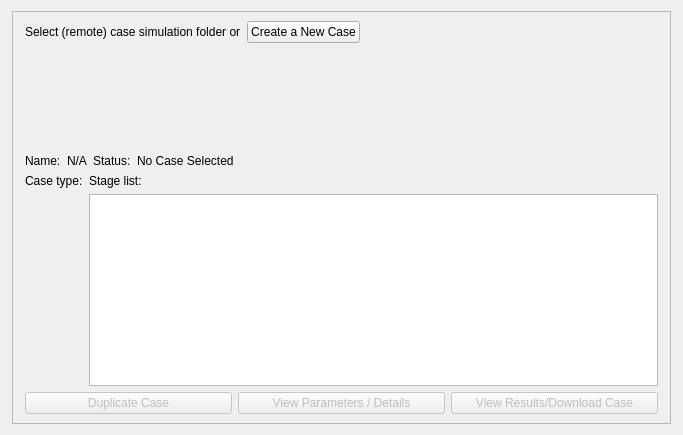
Above: cwe_guiWidgets/cwe_manage_simulation.ui from NHERI-SimCenter/CWE-Simulation-Tool before the change. Below: the same form after it.
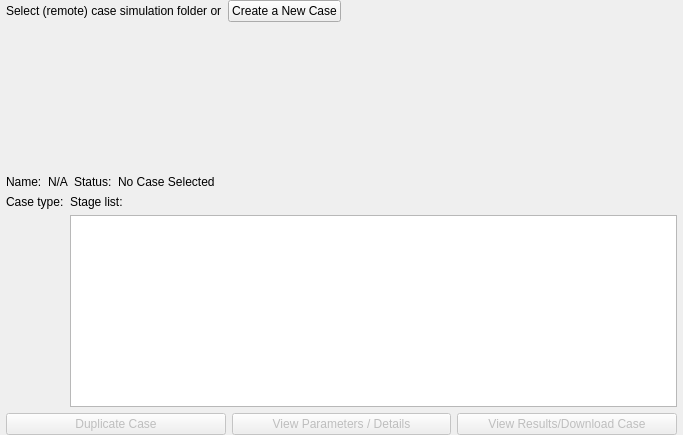
That is the form after the change. Icons and pictures are not drawn. Custom widgets are drawn as their Qt base class.

The edit to the form file:
```diff
--- a/cwe_guiWidgets/cwe_manage_simulation.ui
+++ b/cwe_guiWidgets/cwe_manage_simulation.ui
@@ -50,28 +50,40 @@
   </property>
   <layout class="QGridLayout" name="gridLayout">
    <property name="leftMargin">
-    <number>12</number>
+    <number>0</number>
+   </property>
+   <property name="topMargin">
+    <number>0</number>
    </property>
    <property name="rightMargin">
-    <number>12</number>
+    <number>0</number>
+   </property>
+   <property name="bottomMargin">
+    <number>0</number>
    </property>
    <property name="verticalSpacing">
-    <number>6</number>
+    <number>-1</number>
    </property>
-   <item row="0" column="0" colspan="2">
+   <item row="0" column="0">
     <widget class="QFrame" name="frame_2">
      <property name="frameShape">
-      <enum>QFrame::StyledPanel</enum>
+      <enum>QFrame::NoFrame</enum>
      </property>
      <property name="frameShadow">
-      <enum>QFrame::Raised</enum>
+      <enum>QFrame::Plain</enum>
      </property>
      <layout class="QGridLayout" name="gridlayout_4">
       <property name="leftMargin">
-       <number>12</number>
+       <number>6</number>
+      </property>
+      <property name="topMargin">
+       <number>0</number>
       </property>
       <property name="rightMargin">
-       <number>12</number>
+       <number>6</number>
+      </property>
+      <property name="bottomMargin">
+       <number>0</number>
       </property>
       <property name="horizontalSpacing">
        <number>0</number>
```
